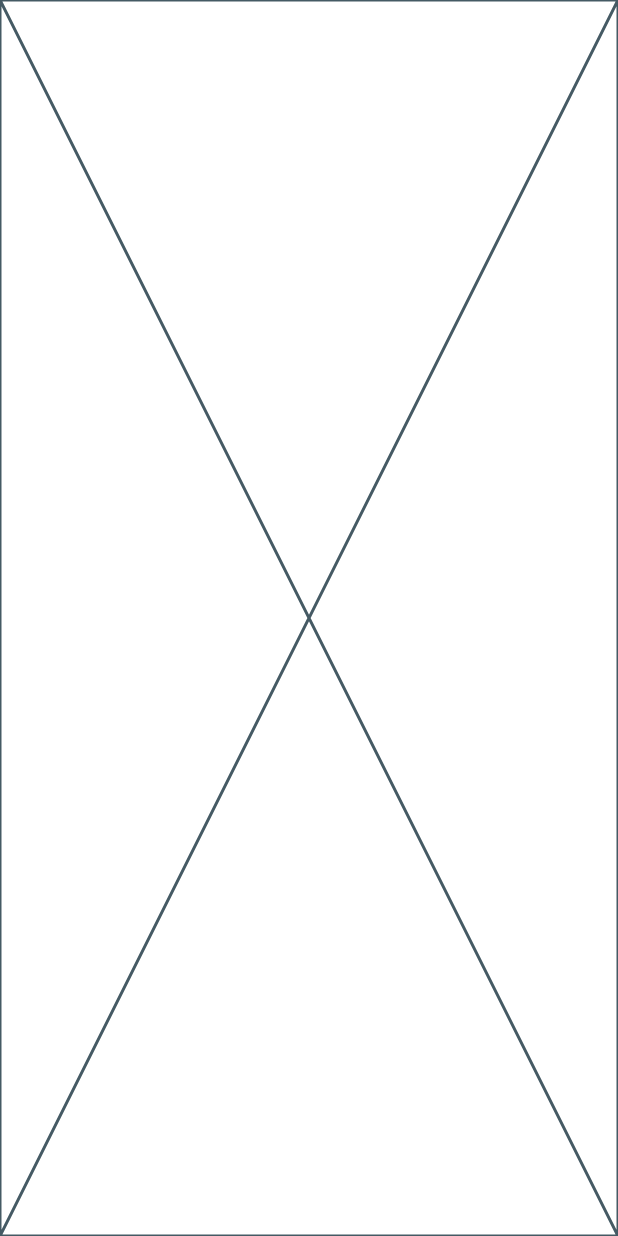
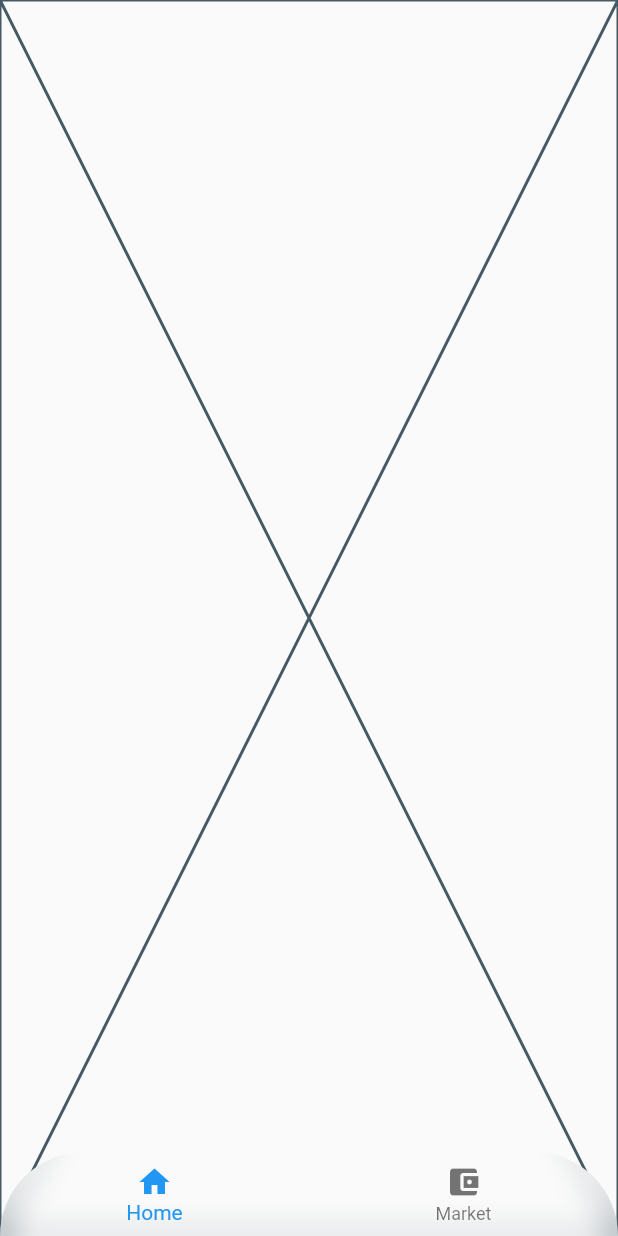
Before and after one commit to rezadev0/crypto_pulse, a Flutter app: the screen it shows after launch, on a phone screen of 412 x 824 dp. Run offline on Flutter 3.47's test engine with Material 2 defaults, Android fonts, the phone set to English and light mode, and no system bars; our stand-ins replace flutter_screenutil.

Commit message:
bottem nav added

```diff
--- /dev/null
+++ b/lib/screens/home_screen.dart
@@ -0,0 +1,10 @@
+import 'package:flutter/material.dart';
+
+class HomeScreen extends StatelessWidget {
+  const HomeScreen({super.key});
+
+  @override
+  Widget build(BuildContext context) {
+    return const Placeholder();
+  }
+}
--- a/lib/screens/main_screen.dart
+++ b/lib/screens/main_screen.dart
@@ -1,10 +1,63 @@
+import 'dart:ui';
+import 'package:cypto_pulse/screens/home_screen.dart';
+import 'package:cypto_pulse/screens/market_screen.dart';
 import 'package:flutter/material.dart';
 
-class MainScreen extends StatelessWidget {
+class MainScreen extends StatefulWidget {
   const MainScreen({super.key});
+  @override
+  State<MainScreen> createState() => _MainScreenState();
+}
 
+class _MainScreenState extends State<MainScreen> {
+  int selectedBottomNav = 0;
   @override
   Widget build(BuildContext context) {
-    return const Placeholder();
+    return SafeArea(
+      child: Scaffold(
+        extendBody: true,
+        body: IndexedStack(
+          index: selectedBottomNav,
+          children: getScreen(),
+        ),
+        bottomNavigationBar: ClipRRect(
+          borderRadius: const BorderRadius.only(
+            topLeft: Radius.circular(100),
+            topRight: Radius.circular(100),
+          ),
+          child: BackdropFilter(
+            filter: ImageFilter.blur(sigmaY: 10, sigmaX: 10),
+            child: BottomNavigationBar(
+              backgroundColor: Colors.transparent,
+              elevation: 0,
+              type: BottomNavigationBarType.fixed,
+              currentIndex: selectedBottomNav,
+              items: const [
+                BottomNavigationBarItem(
+                  label: 'Home',
+                  icon: Icon(Icons.home),
+                ),
+                BottomNavigationBarItem(
+                  label: 'Market',
+                  icon: Icon(Icons.account_balance_wallet),
+                ),
+              ],
+              onTap: (value) {
+                setState(() {
+                  selectedBottomNav = value;
+                });
+              },
+            ),
+          ),
+        ),
+      ),
+    );
+  }
+
+  List<Widget> getScreen() {
+    return [
+      const HomeScreen(),
+      const MarketScreen(),
+    ];
   }
 }
--- /dev/null
+++ b/lib/screens/market_screen.dart
@@ -0,0 +1,10 @@
+import 'package:flutter/material.dart';
+
+class MarketScreen extends StatelessWidget {
+  const MarketScreen({super.key});
+
+  @override
+  Widget build(BuildContext context) {
+    return const Placeholder();
+  }
+}
```
